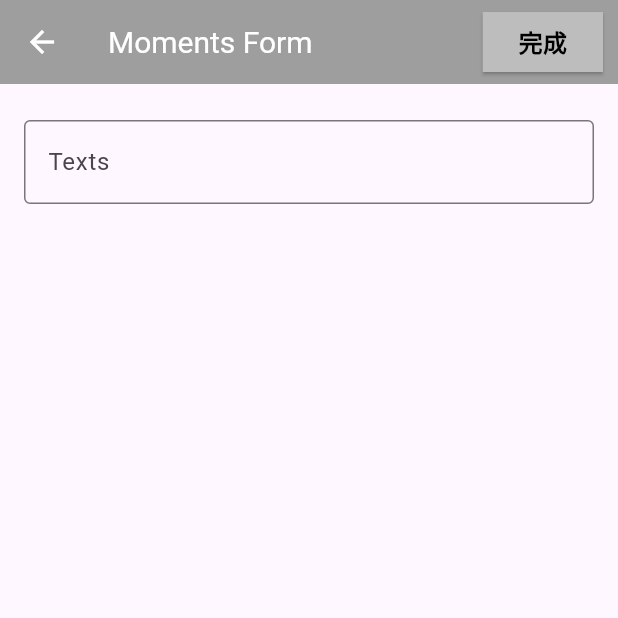
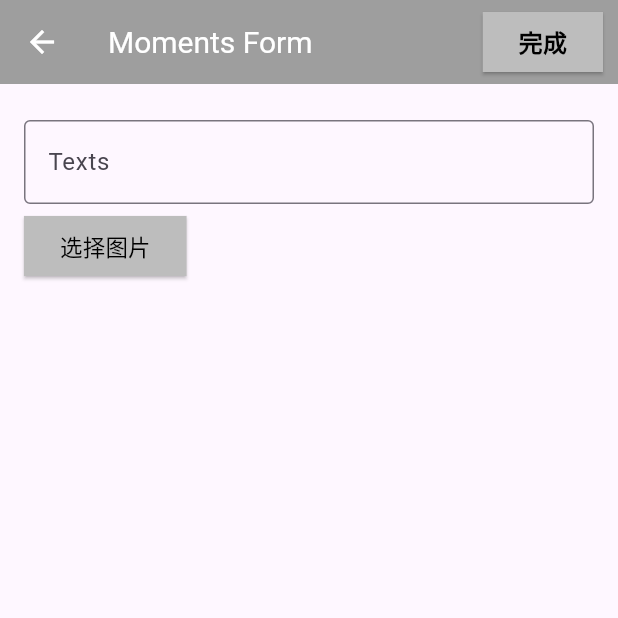
Before and after one commit to WWNNL/TimeReservoir, a Flutter app: the screen it shows after launch, after a tap on the "add" icon, on a phone screen of 412 x 824 dp, the top half of it. Run offline on Flutter 3.47's test engine with Material 3 defaults, Android fonts, the phone set to English and light mode, and no system bars; our stand-ins replace file_picker, permission_handler, sqflite; accounts and stored records are empty.

Commit message:
相较之前重构了添加图片的功能，暂时可用

```diff
--- a/lib/database_helper.dart
+++ b/lib/database_helper.dart
@@ -26,6 +26,7 @@ class DatabaseHelper {
         id INTEGER PRIMARY KEY AUTOINCREMENT,
         time TEXT,
         texts TEXT,
+        pictures TEXT
       )
     ''');
   }
--- a/lib/main.dart
+++ b/lib/main.dart
@@ -2,6 +2,7 @@ import 'package:flutter/material.dart';
 import 'moments_list_page.dart';
 
 void main() {
+  WidgetsFlutterBinding.ensureInitialized(); // 确保 Flutter 绑定已初始化
   runApp(const StudentApp());
 }
 
--- a/lib/moments_form_page.dart
+++ b/lib/moments_form_page.dart
@@ -1,5 +1,7 @@
+import 'package:file_picker/file_picker.dart';
 import 'package:flutter/material.dart';
 import 'database_helper.dart';
+import 'show_pictures.dart';
 
 class MomentsFormPage extends StatefulWidget {
   final Map<String, dynamic>? moments;
@@ -13,22 +15,35 @@ class MomentsFormPage extends StatefulWidget {
 class _StudentFormPageState extends State<MomentsFormPage> {
   final _formKey = GlobalKey<FormState>();
   TextEditingController textController = TextEditingController();
+  String? _imagePaths; // 用于存储图片路径
 
   @override
   void initState() {
     super.initState();
     if (widget.moments != null) {
       textController.text = widget.moments!['texts'];
+      _imagePaths = widget.moments!['pictures'].split(',');
+    }
+  }
+
+  _selectImage() async{
+    FilePickerResult? result = await FilePicker.platform.pickFiles(allowMultiple: true);
+    if (result != null) {
+      setState(() {
+        _imagePaths=result.files.single.path;
+      });
     }
   }
 
   _saveMoments() async {
     if (_formKey.currentState!.validate()) {
       DateTime dateTime = DateTime.now();
+      String? pictures = _imagePaths;
 
       Map<String, dynamic> moments = {
         'texts': textController.text,
         'time': dateTime.toString().substring(0, 19),
+        'pictures': pictures, // 保存逗号分隔的图片路径字符串
       };
 
       if (widget.moments == null) {
@@ -98,6 +113,27 @@ class _StudentFormPageState extends State<MomentsFormPage> {
                   },
                 ),
                 const Padding(padding: EdgeInsets.all(2)),
+                Row(
+                  children: [
+                    ElevatedButton(
+                      onPressed: _selectImage,
+                      style: ElevatedButton.styleFrom(
+                        backgroundColor: Colors.grey.shade400, // Customize button color
+                        shape: RoundedRectangleBorder(
+                          borderRadius: BorderRadius.circular(0), // Rounded corners for the button
+                        ),
+                      ),
+                      child: const Text('选择图片',
+                        style: TextStyle(
+                            fontSize: 15,
+                            color: Colors.black
+                        ),
+                      ),
+                    ),
+                  ],
+                ),
+                _imagePaths?[0]==null?Text(" "):
+                ShowPictures(imagePathsStr: _imagePaths!)
               ],
             ),
           ),
--- a/lib/moments_list_page.dart
+++ b/lib/moments_list_page.dart
@@ -1,6 +1,8 @@
 import 'package:flutter/material.dart';
+import 'package:time_reservoir/show_pictures.dart';
 import 'database_helper.dart';
 import 'moments_form_page.dart';
+// import 'show_pictures.dart';
 
 class MomentsListPage extends StatefulWidget {
   const MomentsListPage({super.key});
@@ -11,6 +13,7 @@ class MomentsListPage extends StatefulWidget {
 
 class _MomentsListPage extends State<MomentsListPage> {
   List<Map<String, dynamic>> moments = [];
+  // final String _imagePaths="/storage/emulated/0/DCIM/Camera/IMG_20210504_192454_1.jpg"; // 用于存储图片路径
 
   _refreshMoments() async {
     final data = await DatabaseHelper().getAll();
@@ -104,6 +107,9 @@ class _MomentsListPage extends State<MomentsListPage> {
                       builder: (context) => MomentsFormPage(moments: moments[index]),
                     )).then((_) => _refreshMoments()),
                   ),
+                  moments[index]['pictures']==null?Padding(padding: EdgeInsets.all(0)):
+                  ShowPictures(imagePathsStr: moments[index]['pictures']),
+                  Padding(padding: EdgeInsets.all(3))
                 ],
               ),
             ),
--- a/pubspec.yaml
+++ b/pubspec.yaml
@@ -11,7 +11,10 @@ dependencies:
   flutter:
     sdk: flutter
   cupertino_icons: ^1.0.8
+  permission_handler: ^11.3.1
+  file_picker: ^8.1.7
   sqflite: ^2.4.1
+  path: 1.9.0
 
 dev_dependencies:
   flutter_test:
```
Also changed, not shown: lib/show_pictures.dart (added, +87 -0 lines), pubspec.lock, 3 other files.
